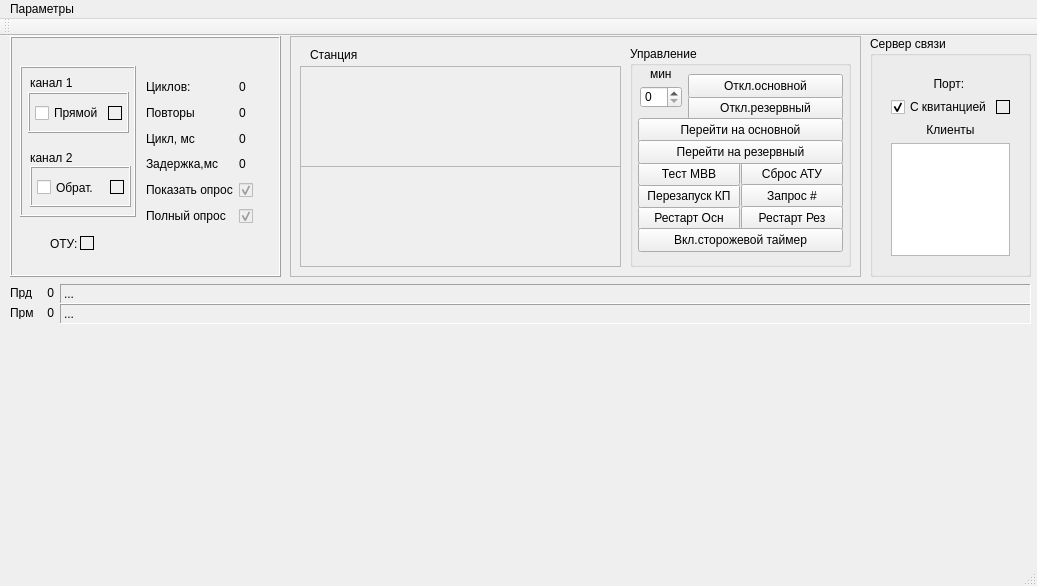
Above: MdmAgent/mainwindow.ui from eugene-pa/armdncqt before the change. Below: the same form after it.
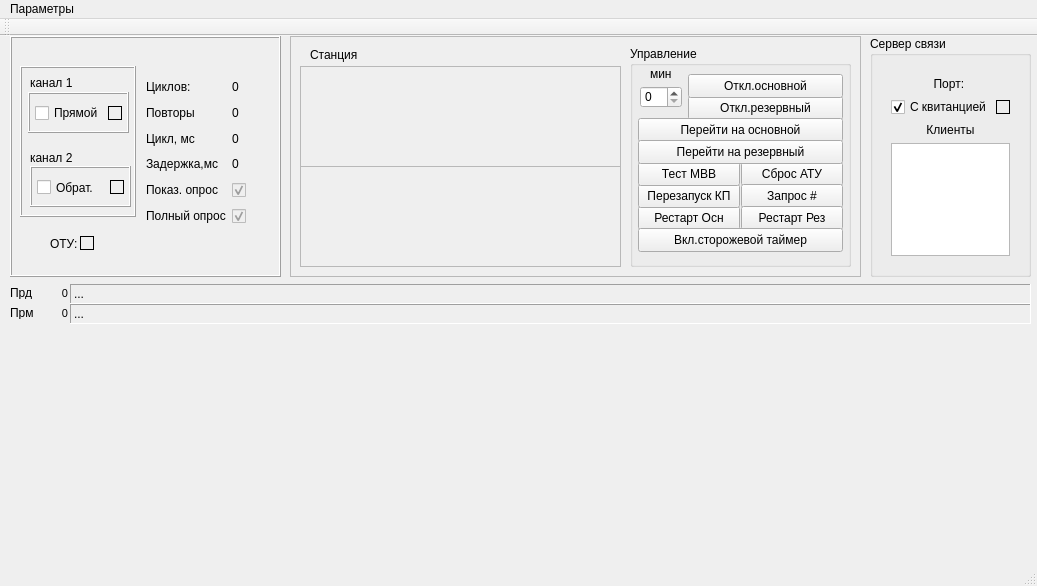
That is the form after the change. Custom widgets are drawn as their Qt base class.

Diff of the .ui file:
```diff
--- a/MdmAgent/mainwindow.ui
+++ b/MdmAgent/mainwindow.ui
@@ -247,6 +247,11 @@
       </property>
       <item row="0" column="0">
        <widget class="QLabel" name="label">
+        <property name="font">
+         <font>
+          <pointsize>9</pointsize>
+         </font>
+        </property>
         <property name="text">
          <string>Циклов:</string>
         </property>
@@ -254,6 +259,11 @@
       </item>
       <item row="0" column="1">
        <widget class="QLabel" name="label_cycles">
+        <property name="font">
+         <font>
+          <pointsize>9</pointsize>
+         </font>
+        </property>
         <property name="text">
          <string>0</string>
         </property>
@@ -261,6 +271,11 @@
       </item>
       <item row="1" column="0">
        <widget class="QLabel" name="label_5">
+        <property name="font">
+         <font>
+          <pointsize>9</pointsize>
+         </font>
+        </property>
         <property name="text">
          <string>Повторы</string>
         </property>
@@ -268,6 +283,11 @@
       </item>
       <item row="1" column="1">
        <widget class="QLabel" name="label_6">
+        <property name="font">
+         <font>
+          <pointsize>9</pointsize>
+         </font>
+        </property>
         <property name="text">
          <string>0</string>
         </property>
@@ -275,6 +295,11 @@
       </item>
       <item row="2" column="0">
        <widget class="QLabel" name="label_7">
+        <property name="font">
+         <font>
+          <pointsize>9</pointsize>
+         </font>
+        </property>
         <property name="text">
          <string>Цикл, мс</string>
         </property>
@@ -282,6 +307,11 @@
       </item>
       <item row="2" column="1">
        <widget class="QLabel" name="label_time">
+        <property name="font">
+         <font>
+          <pointsize>9</pointsize>
+         </font>
+        </property>
         <property name="text">
          <string>0</string>
         </property>
@@ -289,6 +319,11 @@
       </item>
       <item row="3" column="0">
        <widget class="QLabel" name="label_9">
+        <property name="font">
+         <font>
+          <pointsize>9</pointsize>
+         </font>
+        </property>
         <property name="text">
          <string>Задержка,мс</string>
         </property>
@@ -296,6 +331,11 @@
       </item>
       <item row="3" column="1">
        <widget class="QLabel" name="label_10">
+        <property name="font">
+         <font>
+          <pointsize>9</pointsize>
+         </font>
+        </property>
         <property name="text">
          <string>0</string>
         </property>
@@ -303,8 +343,13 @@
       </item>
       <item row="4" column="0">
        <widget class="QLabel" name="label_11">
+        <property name="font">
+         <font>
+          <pointsize>9</pointsize>
+         </font>
+        </property>
         <property name="text">
-         <string>Показать опрос</string>
+         <string>Показ. опрос</string>
         </property>
        </widget>
       </item>
@@ -332,6 +377,11 @@
       </item>
       <item row="5" column="0">
        <widget class="QLabel" name="label_13">
+        <property name="font">
+         <font>
+          <pointsize>9</pointsize>
+         </font>
+        </property>
         <property name="text">
          <string>Полный опрос</string>
         </property>
@@ -362,12 +412,17 @@
    <widget class="QLabel" name="label_Snd">
     <property name="geometry">
      <rect>
-      <x>60</x>
+      <x>70</x>
       <y>248</y>
-      <width>971</width>
+      <width>961</width>
       <height>20</height>
      </rect>
     </property>
+    <property name="font">
+     <font>
+      <pointsize>9</pointsize>
+     </font>
+    </property>
     <property name="frameShape">
      <enum>QFrame::Panel</enum>
     </property>
@@ -384,12 +439,17 @@
    <widget class="QLabel" name="label_RCV">
     <property name="geometry">
      <rect>
-      <x>60</x>
+      <x>70</x>
       <y>268</y>
-      <width>971</width>
+      <width>961</width>
       <height>20</height>
      </rect>
     </property>
+    <property name="font">
+     <font>
+      <pointsize>9</pointsize>
+     </font>
+    </property>
     <property name="frameShape">
      <enum>QFrame::Panel</enum>
     </property>
@@ -408,10 +468,15 @@
      <rect>
       <x>10</x>
       <y>250</y>
-      <width>24</width>
+      <width>26</width>
       <height>13</height>
      </rect>
     </property>
+    <property name="font">
+     <font>
+      <pointsize>9</pointsize>
+     </font>
+    </property>
     <property name="text">
      <string>Прд</string>
     </property>
@@ -421,10 +486,15 @@
      <rect>
       <x>10</x>
       <y>270</y>
-      <width>24</width>
+      <width>26</width>
       <height>13</height>
      </rect>
     </property>
+    <property name="font">
+     <font>
+      <pointsize>9</pointsize>
+     </font>
+    </property>
     <property name="text">
      <string>Прм</string>
     </property>
@@ -432,12 +502,17 @@
    <widget class="QLabel" name="label_50">
     <property name="geometry">
      <rect>
-      <x>30</x>
-      <y>250</y>
+      <x>44</x>
+      <y>251</y>
       <width>24</width>
       <height>13</height>
      </rect>
     </property>
+    <property name="font">
+     <font>
+      <pointsize>8</pointsize>
+     </font>
+    </property>
     <property name="text">
      <string>0</string>
     </property>
@@ -448,12 +523,17 @@
    <widget class="QLabel" name="label_51">
     <property name="geometry">
      <rect>
-      <x>30</x>
-      <y>270</y>
+      <x>44</x>
+      <y>271</y>
       <width>24</width>
       <height>13</height>
      </rect>
     </property>
+    <property name="font">
+     <font>
+      <pointsize>8</pointsize>
+     </font>
+    </property>
     <property name="text">
      <string>0</string>
     </property>
```
Left out of the diff: 16 changed lines with no effect on the pictures.
